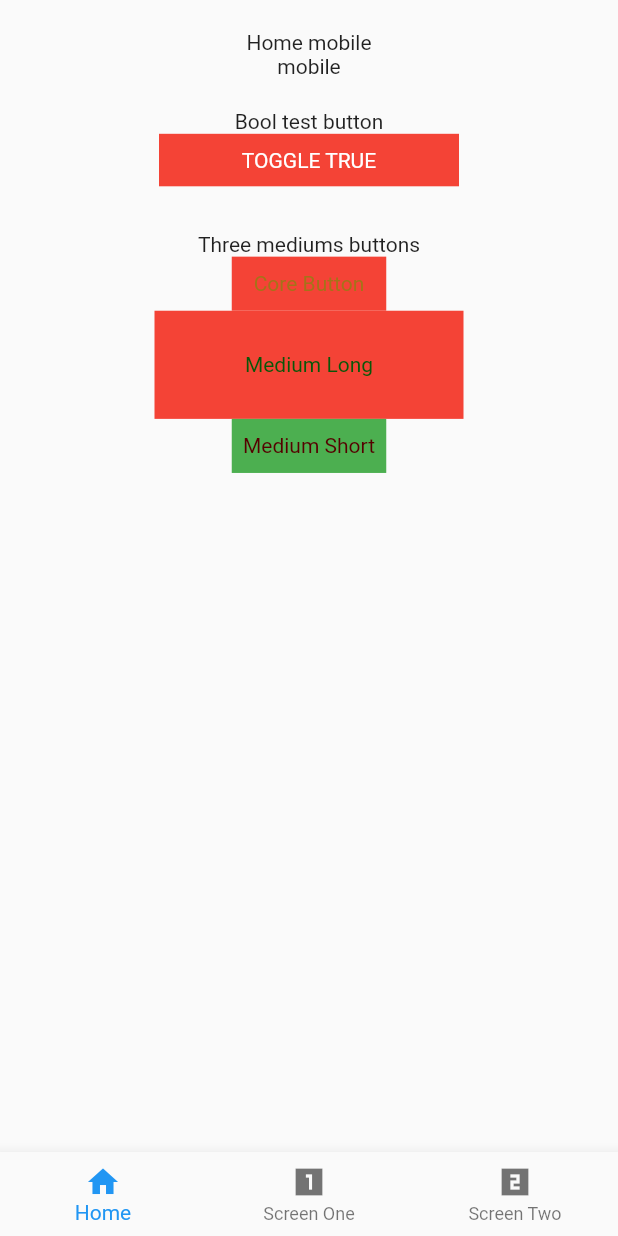
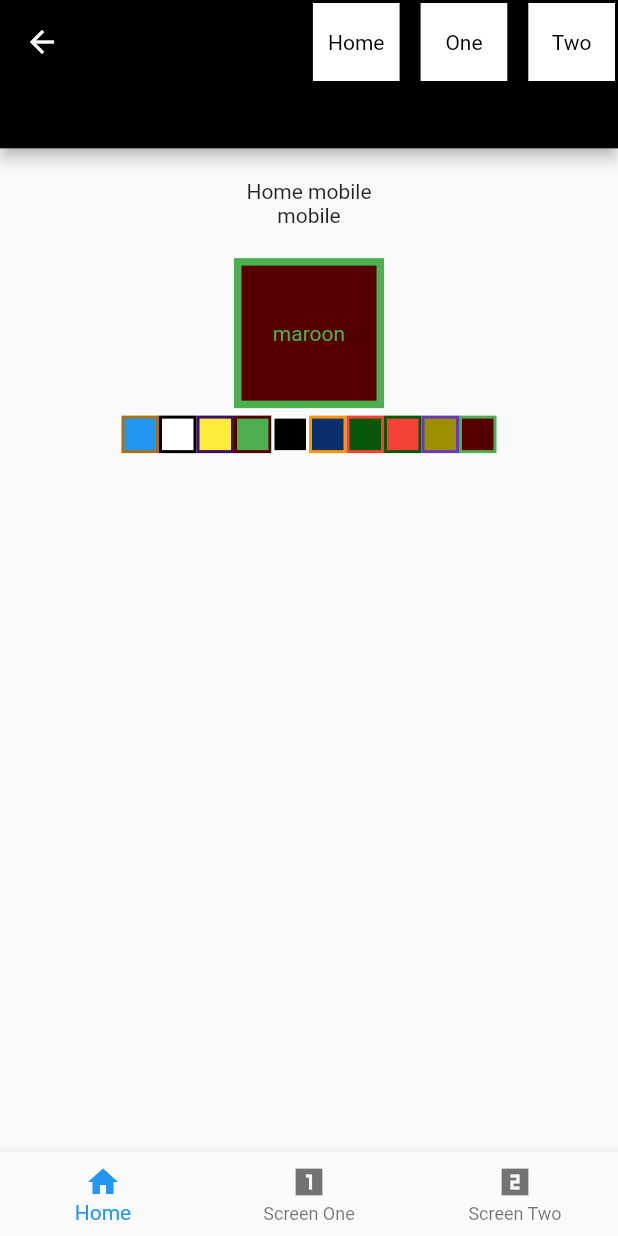
Before and after one commit to jrmarkham/dynamic_layout, a Flutter app: the screen it shows after launch, on a phone screen of 412 x 824 dp. Run offline on Flutter 3.47's test engine with Material 2 defaults, Android fonts, the phone set to English and light mode, and no system bars; our stand-ins replace flutter_bloc.

Commit message:
add ui fun

```diff
--- /dev/null
+++ b/lib/src/data/blocs/color_cubit/color_cubit.dart
@@ -0,0 +1,9 @@
+import 'package:flutter_bloc/flutter_bloc.dart';
+
+import '../../../globals.dart';
+
+
+class ColorCubit extends Cubit<BaseColor> {
+  ColorCubit({BaseColor? initColor}) : super(initColor ?? BaseColor.blue);
+  void updateColor(BaseColor newColor) => emit(newColor);
+}
--- a/lib/src/data/blocs/nav_cubit/nav_cubit.dart
+++ b/lib/src/data/blocs/nav_cubit/nav_cubit.dart
@@ -1,10 +1,28 @@
 import 'package:flutter_bloc/flutter_bloc.dart';
+
+import '../../../globals.dart';
 
 
 enum Nav {home, one, two}
 
-class NavCubit extends Cubit<Nav> {
-  NavCubit() : super(Nav.home);
-  setNav(Nav nav) => emit(nav);
+class NavState {
+  final Nav nav;
+  final BaseColor navColor;
+  const NavState ({required this.nav, required this.navColor});
+
+  const NavState.init()
+      : nav = Nav.home,
+        navColor = BaseColor.white;
+
+  NavState copyWith({Nav? updateNav, BaseColor? updateNavColor}) =>NavState(
+    nav:  updateNav ?? nav, navColor: updateNavColor ?? navColor
+
+  );
 
 }
+
+class NavCubit extends Cubit<NavState> {
+  NavCubit() : super(const NavState.init());
+  setNav(Nav updateNav) => emit(state.copyWith(updateNav: updateNav));
+  setColor(BaseColor updateColor) => emit(state.copyWith(updateNavColor: updateColor));
+}
--- a/lib/src/globals/colors.dart
+++ b/lib/src/globals/colors.dart
@@ -37,7 +37,7 @@ enum BaseColor {
       case BaseColor.white:
         return colorWhite;
       case BaseColor.black:
-        return colorBack;
+        return colorBlack;
       case BaseColor.red:
         return colorRed;
       case BaseColor.maroon:
@@ -47,9 +47,9 @@ enum BaseColor {
       case BaseColor.yellowDark:
         return colorYellowDark;
       case BaseColor.blue:
-        return colorRed;
+        return colorBlue;
       case BaseColor.blueDark:
-        return colorRed;
+        return colorBlueDark;
       case BaseColor.green:
         return colorGreen;
       case BaseColor.greenDark:
--- a/lib/src/ui/screens/home_screen.dart
+++ b/lib/src/ui/screens/home_screen.dart
@@ -3,6 +3,7 @@ import 'package:flutter/material.dart';
 
 
 import '../widgets/buttons/core_buttons.dart';
+import '../widgets/color_bar/color_bar.dart';
 import 'scaffolds/core_scaffold.dart';
 
 class Home extends StatelessWidget {
@@ -18,7 +19,10 @@ class Home extends StatelessWidget {
               Center(child: Text(deviceType.name)),
               SizedBox(height: deviceType.getCorePadding()),
 
-          const TestViewButtons(),
+          const ColorBar(startColor: BaseColor.maroon),
+
+
+          // const TestViewButtons(),
               SizedBox(height: deviceType.getCorePadding()),
         ],
       ),
--- a/lib/src/ui/screens/scaffolds/core_scaffold.dart
+++ b/lib/src/ui/screens/scaffolds/core_scaffold.dart
@@ -22,13 +22,11 @@ class CoreScaffold extends StatelessWidget {
   Widget build(BuildContext context) {
     return Scaffold(
       key: key ?? GlobalKey<ScaffoldState>(),
-      appBar: appBar != null || deviceType == DeviceType.web
-          ? PreferredSize(
+      appBar: PreferredSize(
               preferredSize: Size.fromHeight(deviceType.getMenuHeight()),
               child: SizedBox(
                   height: deviceType.getMenuHeight(),
-                  child: appBar ?? const CoreAppBar()))
-          : null,
+                  child: appBar ?? const CoreAppBar())),
       resizeToAvoidBottomInset: true,
       body: SafeArea(child: body),
       bottomNavigationBar: bottomNavBar != null || deviceType != DeviceType.web
--- a/lib/src/ui/screens/screen_one.dart
+++ b/lib/src/ui/screens/screen_one.dart
@@ -3,6 +3,7 @@ import 'package:flutter/material.dart';
 
 import '../../globals.dart';
 import '../widgets/buttons/core_buttons.dart';
+import '../widgets/color_bar/color_bar.dart';
 import 'scaffolds/core_scaffold.dart';
 
 class ScreenOne extends StatelessWidget {
@@ -18,7 +19,9 @@ class ScreenOne extends StatelessWidget {
           Center(child: Text(deviceType.name)),
           SizedBox(height: deviceType.getCorePadding()),
 
-          const TestViewButtons(),
+          const ColorBar(startColor: BaseColor.greenDark),
+          //
+          // const TestViewButtons(),
           SizedBox(height: deviceType.getCorePadding()),
         ],
       ),
--- a/lib/src/ui/screens/screen_two.dart
+++ b/lib/src/ui/screens/screen_two.dart
@@ -1,8 +1,8 @@
 import 'package:flutter/material.dart';
-
 
 import '../../globals.dart';
 import '../widgets/buttons/core_buttons.dart';
+import '../widgets/color_bar/color_bar.dart';
 import 'scaffolds/core_scaffold.dart';
 
 class ScreenTwo extends StatelessWidget {
@@ -12,13 +12,13 @@ class ScreenTwo extends StatelessWidget {
   Widget build(BuildContext context) {
     return CoreScaffold(
       body: Column(
-        children:  [
+        children: [
           SizedBox(height: deviceType.getCorePadding()),
           const Center(child: Text('Screen Two')),
           Center(child: Text(deviceType.name)),
           SizedBox(height: deviceType.getCorePadding()),
-
-    const TestViewButtons(),
+          const ColorBar(startColor: BaseColor.yellow),
+          // const TestViewButtons(),
           SizedBox(height: deviceType.getCorePadding()),
         ],
       ),
--- a/lib/src/ui/widgets/app_bars/core_app_bar.dart
+++ b/lib/src/ui/widgets/app_bars/core_app_bar.dart
@@ -1,4 +1,3 @@
-
 // Default appbar for web
 
 import 'package:dynamic_layout/src/globals.dart';
@@ -13,39 +12,50 @@ class CoreAppBar extends StatelessWidget {
 
   @override
   Widget build(BuildContext context) {
+    NavCubit navCubit = BlocProvider.of<NavCubit>(context);
+    void navCall(Nav nav) => navCubit.setNav(nav);
 
-    void _navCall (Nav nav)=> BlocProvider.of<NavCubit>(context).setNav(nav);
-
+    return BlocBuilder<NavCubit, NavState>(
+      bloc: navCubit,
+      builder: (BuildContext context, NavState state) {
         return AppBar(
-      title: const Text('App bar for web'),
+          title: const Text(''),
+           backgroundColor: state.navColor.getContrastColor(),
+           foregroundColor: state.navColor.getColor(),
+          // shadowColor: state.navColor.getShadowColor(),
           actions: [
             CoreButton(
 
               label: 'Home',
-          color: BaseColor.red,
+              color: state.navColor,
               size: ButtonSize.small,
-          callback: () => _navCall(Nav.home),
+              callback: () => navCall(Nav.home),
 
             ),
+            const SizedBox(width: 10.0),
             CoreButton(
 
               label: 'One',
-          color: BaseColor.green,
+              color: state.navColor,
               size: ButtonSize.small,
-          callback: () => _navCall(Nav.one),
+              callback: () => navCall(Nav.one),
 
             ),
+
+            const SizedBox(width: 10.0),
             CoreButton(
 
               label: 'Two',
-          color: BaseColor.yellow,
+              color: state.navColor,
               size: ButtonSize.small,
-          callback: () => _navCall(Nav.two),
+              callback: () => navCall(Nav.two),
 
             ),
 
 
           ],
         );
+      },
+    );
   }
 }
--- a/lib/src/ui/widgets/app_navigator.dart
+++ b/lib/src/ui/widgets/app_navigator.dart
@@ -19,8 +19,8 @@ class AppNavigator extends StatelessWidget {
     initializeDeviceDimensions(MediaQuery.of(context).size);
     return MultiBlocListener(
         listeners: [
-          BlocListener<NavCubit, Nav>(
-            listener: (BuildContext context, Nav navState) {
+          BlocListener<NavCubit, NavState>(
+            listener: (BuildContext context, NavState navState) {
               debugPrint('nav state $navState');
             }
           ),
@@ -30,16 +30,16 @@ class AppNavigator extends StatelessWidget {
               }
           )
         ],
-      child: BlocBuilder<NavCubit, Nav>(
-          builder: (BuildContext context, Nav navState) {
+      child: BlocBuilder<NavCubit, NavState>(
+          builder: (BuildContext context, NavState navState) {
             return Navigator(
               pages: [
                 const MaterialPage(child: Home()),
                 const MaterialPage(child: ScreenOne()),
                 const MaterialPage(child: ScreenTwo()),
-                if(navState == Nav.home) const MaterialPage(child: Home()),
-                if(navState == Nav.one) const MaterialPage(child: ScreenOne()),
-                if(navState == Nav.two) const MaterialPage(child: ScreenTwo()),
+                if(navState.nav == Nav.home) const MaterialPage(child: Home()),
+                if(navState.nav == Nav.one) const MaterialPage(child: ScreenOne()),
+                if(navState.nav == Nav.two) const MaterialPage(child: ScreenTwo()),
               ],
               onPopPage: (route, result) {
                 return route.didPop(result);
--- a/lib/src/ui/widgets/bottom_nav_bar/core_bottom_nav_bar.dart
+++ b/lib/src/ui/widgets/bottom_nav_bar/core_bottom_nav_bar.dart
@@ -12,7 +12,7 @@ class CoreBottomNavigationBar extends StatelessWidget {
     final NavCubit navCubit = BlocProvider.of<NavCubit>(context);
     return BottomNavigationBar(
       onTap: (int idx)=>navCubit.setNav(Nav.values[idx]),
-        currentIndex: navCubit.state.index,
+        currentIndex: navCubit.state.nav.index,
 
 
         items: const [
--- /dev/null
+++ b/lib/src/ui/widgets/buttons/color_button.dart
@@ -0,0 +1,30 @@
+import 'package:dynamic_layout/src/ui/widgets/buttons/bool_button.dart';
+import 'package:flutter/material.dart';
+
+import '../../../globals.dart';
+// Buttons just for an example
+
+class ColorButton extends StatelessWidget {
+  final VoidCallback? callback;
+  final BaseColor color;
+
+  const ColorButton(
+      {required this.color, this.callback, Key? key})
+      : super(key: key);
+
+  @override
+  Widget build(BuildContext context) {
+    return InkWell(
+      onTap: callback ?? () => debugPrint('Core Button'),
+      child: Container(
+        decoration: BoxDecoration(
+            border: Border.all(color: color.getContrastColor(), width: 2.0),
+          color: color.getColor()
+        ),
+        width: 25.0,
+        height: 25.0,
+
+      ),
+    );
+  }
+}
--- a/lib/src/ui/widgets/buttons/core_buttons.dart
+++ b/lib/src/ui/widgets/buttons/core_buttons.dart
@@ -19,7 +19,13 @@ class CoreButton extends StatelessWidget {
     return InkWell(
       onTap: callback ?? () => debugPrint('Core Button'),
       child: Container(
-        color: color.getColor(),
+
+
+        decoration: BoxDecoration(
+            border: Border.all(color: color.getContrastColor(), width: 2.0),
+            color: color.getColor()
+        ),
+
         width: size.getWidth(),
         height: size.getHeight(),
         child: Center(
--- /dev/null
+++ b/lib/src/ui/widgets/color_bar/color_bar.dart
@@ -0,0 +1,102 @@
+import 'package:dynamic_layout/src/data/blocs/color_cubit/color_cubit.dart';
+import 'package:dynamic_layout/src/globals.dart';
+import 'package:flutter/material.dart';
+import 'package:flutter_bloc/flutter_bloc.dart';
+
+import '../../../data/blocs/nav_cubit/nav_cubit.dart';
+import '../buttons/color_button.dart';
+
+class ColorBar extends StatelessWidget {
+  final BaseColor? startColor;
+  const ColorBar({this.startColor, Key? key}) : super(key: key);
+
+  @override
+  Widget build(BuildContext context) {
+    final ColorCubit colorCubit = ColorCubit(initColor: startColor);
+    void navColor(BaseColor updateColor) => BlocProvider.of<NavCubit>(context).setColor(updateColor);
+
+    return BlocConsumer<ColorCubit, BaseColor>(
+      bloc: colorCubit,
+        listener: (BuildContext context, BaseColor state) {
+
+        //  navColor(state);
+        },
+      builder: (BuildContext context, BaseColor state) {
+        return Column(
+
+
+
+          children: [
+
+            Container(
+              height: 100,
+              width: 100,
+              decoration: BoxDecoration(
+                  border: Border.all(color: state.getContrastColor(), width: 5.0),
+                  color: state.getColor()
+              ),
+              child: Center(
+                child: Text(
+                  state.name,
+                  style: TextStyle(color: state.getContrastColor()),
+                ),
+              ),
+            ),
+
+            const SizedBox(height: 5.0,),
+
+
+            Wrap(
+              children: [
+                ColorButton(
+                  color: BaseColor.blue,
+                  callback: ()=>  colorCubit.updateColor(BaseColor.blue),
+                ),
+                ColorButton(
+                  color: BaseColor.white,
+                  callback: ()=>  colorCubit.updateColor(BaseColor.white),
+                ),
+                ColorButton(
+                  color: BaseColor.yellow,
+                  callback: ()=>  colorCubit.updateColor(BaseColor.yellow),
+                ),
+                ColorButton(
+                  color: BaseColor.green,
+                  callback: ()=>  colorCubit.updateColor(BaseColor.green),
+                ),
+                ColorButton(
+                  color: BaseColor.black,
+                  callback: ()=>  colorCubit.updateColor(BaseColor.black),
+                ),
+
+                ColorButton(
+                  color: BaseColor.blueDark,
+                  callback: ()=>  colorCubit.updateColor(BaseColor.blueDark),
+                ),
+                ColorButton(
+                  color: BaseColor.greenDark,
+                  callback: ()=>  colorCubit.updateColor(BaseColor.greenDark),
+                ),
+                ColorButton(
+                  color: BaseColor.red,
+                  callback: ()=>  colorCubit.updateColor(BaseColor.red),
+                ),
+
+                ColorButton(
+                  color: BaseColor.yellowDark,
+                  callback: ()=>  colorCubit.updateColor(BaseColor.yellowDark),
+                ),
+
+                ColorButton(
+                  color: BaseColor.maroon,
+                  callback: ()=>  colorCubit.updateColor(BaseColor.maroon),
+                ),
+              ],
+
+            ),
+          ],
+        );
+      },
+    );
+  }
+}
```
Also changed, not shown: pubspec.lock, 2 other files. Lines whose indentation alone changed are shown as unchanged.
